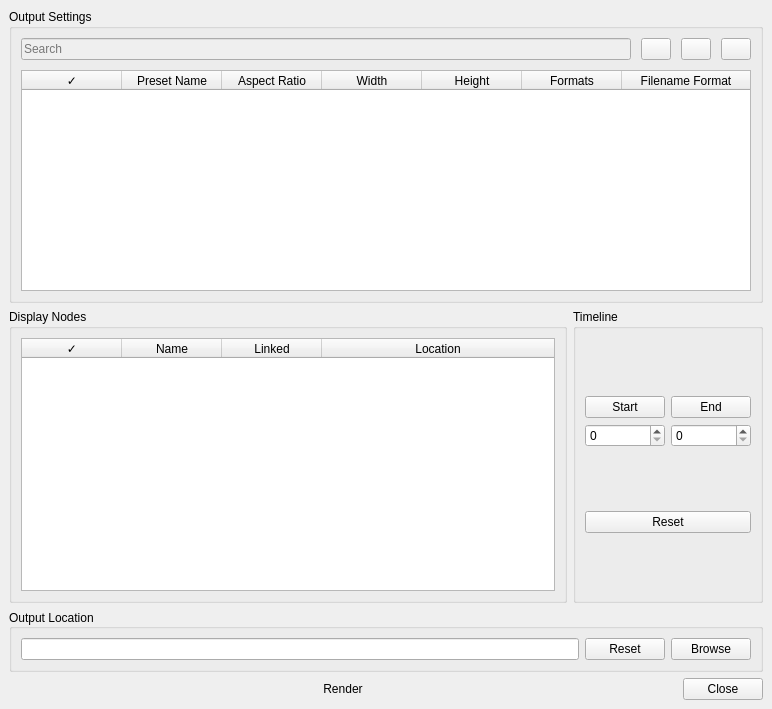
Before: the Qt Designer form code/EZRender.ui in VisualDroids/EZ-Render-for-Toonboom-Harmony, drawn with Qt 5.
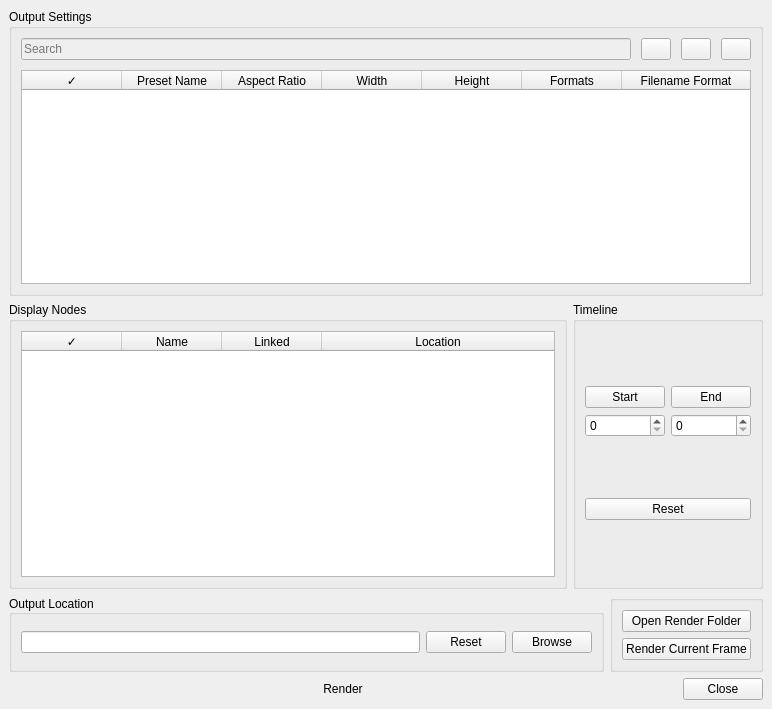
After: the same form once the commit is applied. Icons and pictures are not drawn.

Commit message: Single frame render option added

```diff
--- a/code/EZRender.ui
+++ b/code/EZRender.ui
@@ -264,10 +264,18 @@
          <item>
           <layout class="QGridLayout" name="gridLayout_2">
            <item row="1" column="2">
-            <widget class="QSpinBox" name="endFrameSpinBox"/>
+            <widget class="QSpinBox" name="endFrameSpinBox">
+             <property name="maximum">
+              <number>9999</number>
+             </property>
+            </widget>
            </item>
            <item row="1" column="1">
-            <widget class="QSpinBox" name="startFrameSpinBox"/>
+            <widget class="QSpinBox" name="startFrameSpinBox">
+             <property name="maximum">
+              <number>9999</number>
+             </property>
+            </widget>
            </item>
            <item row="0" column="1">
             <widget class="QPushButton" name="setStartFrameButton">
@@ -304,6 +312,8 @@
      </layout>
     </item>
     <item>
+     <layout class="QHBoxLayout" name="horizontalLayout_5">
+      <item>
      <widget class="QGroupBox" name="renderOutputBox">
       <property name="layoutDirection">
        <enum>Qt::LeftToRight</enum>
@@ -345,6 +355,31 @@
        </item>
       </layout>
      </widget>
+      </item>
+      <item>
+       <widget class="QGroupBox" name="quickOptions">
+        <property name="title">
+         <string/>
+        </property>
+        <layout class="QVBoxLayout" name="verticalLayout_12">
+         <item>
+          <widget class="QPushButton" name="openRenderFolder">
+           <property name="text">
+            <string>Open Render Folder</string>
+           </property>
+          </widget>
+         </item>
+         <item>
+          <widget class="QPushButton" name="renderCurrentFrame">
+           <property name="text">
+            <string>Render Current Frame</string>
+           </property>
+          </widget>
+         </item>
+        </layout>
+       </widget>
+      </item>
+     </layout>
     </item>
     <item>
      <layout class="QHBoxLayout" name="horizontalLayout_3">
```
Left out of the diff: 2 changed lines with no effect on the pictures. Lines whose indentation alone changed are shown as unchanged. The commit also changes 1 other file.
